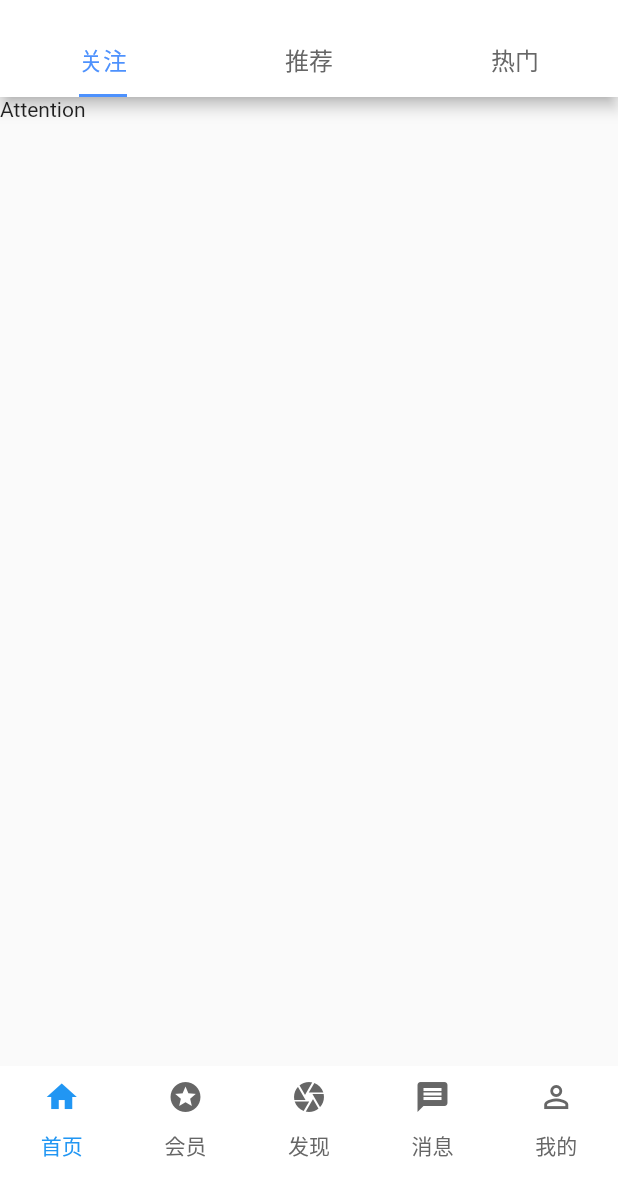
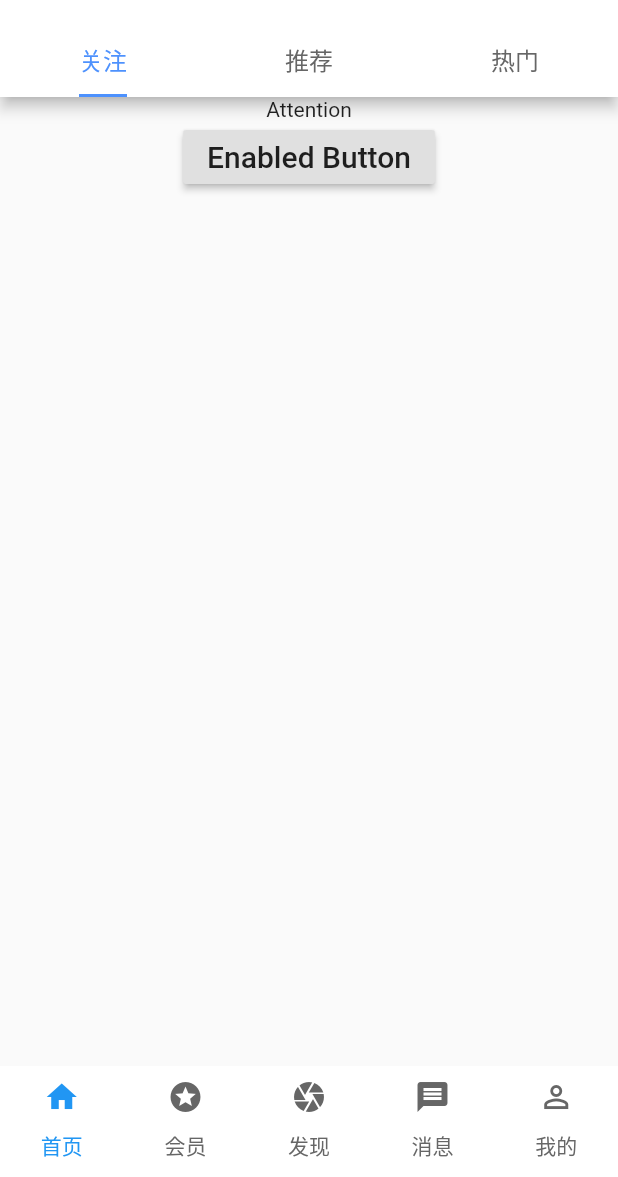
Before and after one commit to CatWithWings/study_flutter, a Flutter app: the screen it shows after launch, on a phone screen of 412 x 824 dp, the part 59-1236 px from its top. Run offline on Flutter 3.47's test engine with Material 2 defaults, Android fonts, the phone set to English and light mode, and no system bars; our stand-ins replace dio, fluro; statements that could not run were skipped.

Commit message:
添加net；

```diff
--- a/lib/pages/home/attention.dart
+++ b/lib/pages/home/attention.dart
@@ -1,4 +1,6 @@
 import 'package:flutter/material.dart';
+import 'package:fluro/fluro.dart';
+import '../../routers/application.dart';
 
 class AttentionPage extends StatefulWidget {
   _AttentionPageState createState() => _AttentionPageState();
@@ -8,7 +10,24 @@ class _AttentionPageState extends State<AttentionPage> {
   @override
   Widget build(BuildContext context) {
     return Container(
-      child: Text('Attention'),
+      child: Column(
+        children: <Widget>[
+          Text('Attention'),
+          RaisedButton(
+            onPressed: () {
+              Application.router.navigateTo(
+                context,
+                '/article?articleId=${Uri.encodeComponent('123')}&title=${Uri.encodeComponent('文章标题')}',
+                transition: TransitionType.inFromRight
+              );
+            },
+            child: const Text(
+                'Enabled Button',
+                style: TextStyle(fontSize: 20)
+            ),
+          )
+        ],
+      )
     );
   }
 }
--- a/lib/pages/myApp.dart
+++ b/lib/pages/myApp.dart
@@ -109,7 +109,6 @@ class _MyAppState extends State<MyApp> with SingleTickerProviderStateMixin {
         setState(() {
           currentTabIndex = _tabController.index;
         });
-        print(_tabController.index);
       }
     }
   }
--- a/lib/routers/router_handler.dart
+++ b/lib/routers/router_handler.dart
@@ -1,12 +1,15 @@
 import 'package:flutter/material.dart';
 import 'package:fluro/fluro.dart';
 
-import '../pages/home/home.dart';
+import '../pages/article/article.dart';
 
-Handler homePageHandler = Handler(
+Handler articlePageHandler = Handler(
     handlerFunc: (
       BuildContext context, Map<String, List<String>> params
     ) {
-      return HomePage();
+      String articleId = params['articleId']?.first;
+      String title = params['title']?.first;
+
+      return ArticlePage(articleId, title);
     }
 );
--- a/lib/routers/routes.dart
+++ b/lib/routers/routes.dart
@@ -4,17 +4,19 @@ import 'package:flutter/material.dart';
 
 class Routes {
   static String root = '/';
-  static String homePage = '/home';
+  static String articlePage  = '/article';
 
   static void configureRoutes(Router router) {
-    router.notFoundHandler = new Handler(
+    router.notFoundHandler =
+      new Handler(
         handlerFunc: (BuildContext context, Map<String, List<String>> params) {
           print("ROUTE WAS NOT FOUND !!!");
-        });
+        }
+      );
 
     router.define(
-        homePage,
-        handler: homePageHandler
+        articlePage,
+        handler: articlePageHandler
     );
   }
 }
--- a/pubspec.yaml
+++ b/pubspec.yaml
@@ -29,6 +29,7 @@ dependencies:
   cupertino_icons: ^0.1.3
   english_words: ^3.1.0
   fluro: ^1.6.3
+  dio: 3.0.9
 
 dev_dependencies:
   flutter_test:
```
Also changed, not shown: lib/pages/article/article.dart (added, +22 -0 lines), lib/util/net_utils.dart (added, +26 -0 lines), pubspec.lock.
